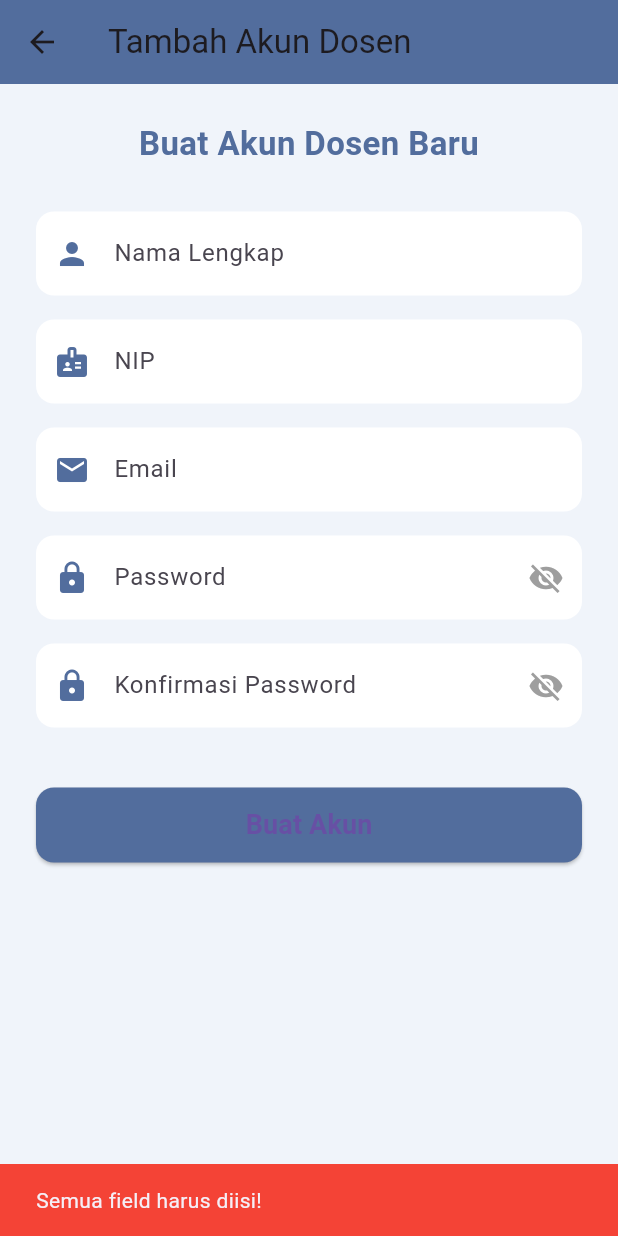
After one commit to codebaradev/pentas, a Flutter app: the CreateDosenPage screen opened directly, after a tap on "Buat Akun", on a phone screen of 412 x 824 dp. The commit adds this screen. Run offline on Flutter 3.47's test engine with Material 3 defaults, Android fonts, the phone set to English and light mode, and no system bars; our stand-ins replace cloud_firestore, firebase_auth, firebase_core; accounts and stored records are empty.

Commit message:
feat: crud akun dosen pada akun admin

```diff
--- a/lib/pages/admin/admin_home_page.dart
+++ b/lib/pages/admin/admin_home_page.dart
@@ -1,6 +1,7 @@
 import 'package:flutter/material.dart';
 import 'package:pentas/pages/login_page.dart';
 import 'package:pentas/service/auth_service.dart';
+import 'package:pentas/pages/admin/create_dosen_page.dart';
 
 class AdminHomePage extends StatefulWidget {
   const AdminHomePage({super.key});
@@ -150,6 +151,31 @@ class _AdminHomePageState extends State<AdminHomePage> {
               ),
               onTap: () {
                 Navigator.pop(context); // Tutup drawer
+              },
+            ),
+          ),
+
+          Container(
+            decoration: const BoxDecoration(
+               border: Border(bottom: BorderSide(color: Colors.black, width: 1))
+            ),
+            child: ListTile(
+              leading: const Icon(Icons.person_add, color: Colors.black),
+              title: const Text(
+                "Buat Akun Dosen",
+                style: TextStyle(
+                  color: Colors.black,
+                  fontWeight: FontWeight.bold,
+                  fontSize: 14,
+                ),
+              ),
+              onTap: () {
+                Navigator.pop(context); // Tutup drawer dulu
+                // Buka Halaman Create Dosen
+                Navigator.push(
+                  context,
+                  MaterialPageRoute(builder: (context) => const CreateDosenPage()),
+                );
               },
             ),
           ),
--- /dev/null
+++ b/lib/pages/admin/create_dosen_page.dart
@@ -0,0 +1,219 @@
+import 'package:flutter/material.dart';
+import 'package:pentas/service/auth_service.dart';
+
+class CreateDosenPage extends StatefulWidget {
+  const CreateDosenPage({super.key});
+
+  @override
+  State<CreateDosenPage> createState() => _CreateDosenPageState();
+}
+
+class _CreateDosenPageState extends State<CreateDosenPage> {
+  final TextEditingController _nameController = TextEditingController();
+  final TextEditingController _nipController = TextEditingController();
+  final TextEditingController _emailController = TextEditingController();
+  final TextEditingController _passwordController = TextEditingController();
+  final TextEditingController _confirmPasswordController = TextEditingController();
+
+  bool _obscurePassword = true;
+  bool _obscureConfirm = true;
+  bool _isLoading = false;
+
+  // Warna Tema Admin (Biru)
+  final Color primaryColor = const Color(0xFF526D9D);
+  final Color backgroundColor = const Color(0xFFF0F4FA); // Biru sangat muda
+
+  final AuthService _authService = AuthService();
+
+  @override
+  void dispose() {
+    _nameController.dispose();
+    _nipController.dispose();
+    _emailController.dispose();
+    _passwordController.dispose();
+    _confirmPasswordController.dispose();
+    super.dispose();
+  }
+
+  // --- LOGIKA BUAT AKUN ---
+  Future<void> _handleCreateDosen() async {
+    String name = _nameController.text.trim();
+    String nip = _nipController.text.trim();
+    String email = _emailController.text.trim();
+    String password = _passwordController.text.trim();
+    String confirm = _confirmPasswordController.text.trim();
+
+    if (name.isEmpty || nip.isEmpty || email.isEmpty || password.isEmpty) {
+      _showSnackBar("Semua field harus diisi!", Colors.red);
+      return;
+    }
+
+    if (password != confirm) {
+      _showSnackBar("Password tidak cocok!", Colors.red);
+      return;
+    }
+
+    setState(() => _isLoading = true);
+
+    // Panggil Service dengan role 'dosen'
+    String result = await _authService.registerUser(
+      username: name,
+      identifier: nip, // NIP disimpan ke database
+      email: email,
+      password: password,
+      role: 'dosen', // <-- PENTING: Set role sebagai dosen
+    );
+
+    if (mounted) {
+      setState(() => _isLoading = false);
+    }
+
+    if (result == "success") {
+      if (!mounted) return;
+      // Tampilkan Dialog Sukses
+      showDialog(
+        context: context,
+        barrierDismissible: false,
+        builder: (context) => AlertDialog(
+          title: const Text("Berhasil 🎉"),
+          content: const Text("Akun Dosen berhasil dibuat."),
+          actions: [
+            TextButton(
+              onPressed: () {
+                Navigator.pop(context); // Tutup dialog
+                Navigator.pop(context); // Kembali ke Admin Home
+              },
+              child: const Text("OK"),
+            ),
+          ],
+        ),
+      );
+    } else {
+      _showSnackBar(result, Colors.red);
+    }
+  }
+  void _showSnackBar(String message, Color color) {
+    ScaffoldMessenger.of(context).showSnackBar(
+      SnackBar(content: Text(message), backgroundColor: color),
+    );
+  }
+
+  @override
+  Widget build(BuildContext context) {
+    return Scaffold(
+      backgroundColor: backgroundColor,
+      appBar: AppBar(
+        title: const Text("Tambah Akun Dosen"),
+        backgroundColor: primaryColor,
+        elevation: 0,
+      ),
+      body: SingleChildScrollView(
+        padding: const EdgeInsets.all(24.0),
+        child: Column(
+          crossAxisAlignment: CrossAxisAlignment.stretch,
+          children: [
+            const Text(
+              "Buat Akun Dosen Baru",
+              style: TextStyle(
+                fontSize: 22,
+                fontWeight: FontWeight.bold,
+                color: Color(0xFF526D9D),
+              ),
+              textAlign: TextAlign.center,
+            ),
+            const SizedBox(height: 30),
+
+            _buildTextField("Nama Lengkap", _nameController, Icons.person),
+            const SizedBox(height: 16),
+            // Input NIP (Angka)
+            _buildTextField("NIP", _nipController, Icons.badge, isNumber: true),
+            const SizedBox(height: 16),
+            _buildTextField("Email", _emailController, Icons.email, isEmail: true),
+            const SizedBox(height: 16),
+
+            _buildPasswordField("Password", _passwordController, _obscurePassword, () {
+              setState(() => _obscurePassword = !_obscurePassword);
+            }),
+            const SizedBox(height: 16),
+            _buildPasswordField("Konfirmasi Password", _confirmPasswordController, _obscureConfirm, () {
+              setState(() => _obscureConfirm = !_obscureConfirm);
+            }),
+
+            const SizedBox(height: 40),
+
+            // Tombol Simpan
+            SizedBox(
+              height: 50,
+              child: ElevatedButton(
+                onPressed: _isLoading ? null : _handleCreateDosen,
+                style: ElevatedButton.styleFrom(
+                  backgroundColor: primaryColor,
+                  shape: RoundedRectangleBorder(
+                    borderRadius: BorderRadius.circular(12),
+                  ),
+                ),
+                child: _isLoading
+                    ? const CircularProgressIndicator(color: Colors.white)
+                    : const Text(
+                        "Buat Akun",
+                        style: TextStyle(fontSize: 18, fontWeight: FontWeight.bold),
+                      ),
+              ),
+            ),
+          ],
+        ),
+      ),
+    );
+  }
+
+  // --- WIDGET HELPER ---
+  Widget _buildTextField(String label, TextEditingController controller, IconData icon, {bool isNumber = false, bool isEmail = false}) {
+    return TextField(
+      controller: controller,
+      keyboardType: isNumber ? TextInputType.number : (isEmail ? TextInputType.emailAddress : TextInputType.text),
+      decoration: InputDecoration(
+        labelText: label,
+        prefixIcon: Icon(icon, color: primaryColor),
+        filled: true,
+        fillColor: Colors.white,
+        border: OutlineInputBorder(
+          borderRadius: BorderRadius.circular(12),
+          borderSide: BorderSide.none,
+        ),
+        enabledBorder: OutlineInputBorder(
+          borderRadius: BorderRadius.circular(12),
+          borderSide: const BorderSide(color: Colors.transparent),
+        ),
+        focusedBorder: OutlineInputBorder(
+          borderRadius: BorderRadius.circular(12),
+          borderSide: BorderSide(color: primaryColor, width: 2),
+        ),
+      ),
+    );
+  }
+
+  Widget _buildPasswordField(String label, TextEditingController controller, bool isObscure, VoidCallback onToggle) {
+    return TextField(
+      controller: controller,
+      obscureText: isObscure,
+      decoration: InputDecoration(
+        labelText: label,
+        prefixIcon: Icon(Icons.lock, color: primaryColor),
+        suffixIcon: IconButton(
+          icon: Icon(isObscure ? Icons.visibility_off : Icons.visibility, color: Colors.grey),
+          onPressed: onToggle,
+        ),
+        filled: true,
+        fillColor: Colors.white,
+        border: OutlineInputBorder(
+          borderRadius: BorderRadius.circular(12),
+          borderSide: BorderSide.none,
+        ),
+        focusedBorder: OutlineInputBorder(
+          borderRadius: BorderRadius.circular(12),
+          borderSide: BorderSide(color: primaryColor, width: 2),
+        ),
+      ),
+    );
+  }
+}
--- a/lib/pages/signup_page.dart
+++ b/lib/pages/signup_page.dart
@@ -200,7 +200,7 @@ class _SignupPageState extends State<SignupPage> {
 
     String result = await AuthService().registerUser(
       username: username,
-      nim: nim,
+      identifier: nim,
       email: email,
       password: password,
     );
--- a/lib/service/auth_service.dart
+++ b/lib/service/auth_service.dart
@@ -9,12 +9,13 @@ class AuthService {
   // --- 1. REGISTER USER (MAHASISWA) ---
   Future<String> registerUser({
     required String username,
-    required String nim,
+    required String identifier, // NIM atau NIP
     required String email,
     required String password,
+    String role = 'mahasiswa', // Default role
   }) async {
     try {
-      // A. Buat Akun di Authentication (Email & Password)
+      // A. Buat Akun di Authentication
       UserCredential userCredential =
           await _auth.createUserWithEmailAndPassword(
         email: email,
@@ -22,13 +23,15 @@ class AuthService {
       );
 
       // B. Simpan Data Detail ke Firestore
-      // Kita otomatis set role menjadi 'mahasiswa'
       await _firestore.collection('users').doc(userCredential.user!.uid).set({
         'uid': userCredential.user!.uid,
         'name': username,
-        'nim': nim,
+        // Simpan sebagai 'nim' agar konsisten dengan login, atau bisa diubah logic loginnya
+        // Untuk sekarang kita simpan di field 'nim' meskipun itu NIP,
+        // karena login_page mencari berdasarkan field 'nim'.
+        'nim': identifier,
         'email': email,
-        'role': 'mahasiswa', // Default role
+        'role': role,
         'status': 'Aktif',
         'createdAt': FieldValue.serverTimestamp(),
       });
@@ -48,7 +51,6 @@ class AuthService {
     required String password,
   }) async {
     try {
-      // A. Cari User di Firestore berdasarkan NIM
       QuerySnapshot querySnapshot = await _firestore
           .collection('users')
           .where('nim', isEqualTo: nim)
@@ -56,18 +58,16 @@ class AuthService {
           .get();
 
       if (querySnapshot.docs.isEmpty) {
-        return "NIM tidak ditemukan.";
+        return "NIM/NIP tidak ditemukan.";
       }
 
-      // B. Ambil Email dari dokumen user tersebut
       var userData = querySnapshot.docs.first.data() as Map<String, dynamic>;
       String? email = userData['email'];
 
       if (email == null || email.isEmpty) {
-        return "Data akun tidak valid (Email tidak ditemukan).";
+        return "Data akun tidak valid.";
       }
 
-      // C. Login ke Firebase Auth menggunakan Email & Password
       await _auth.signInWithEmailAndPassword(
         email: email,
         password: password,
@@ -91,7 +91,7 @@ class AuthService {
         return doc.get('role') ?? 'mahasiswa';
       }
     }
-    return 'mahasiswa'; // Default jika tidak ditemukan
+    return 'mahasiswa';
   }
 
   // --- 3.5. AMBIL DETAIL USER ---
```
